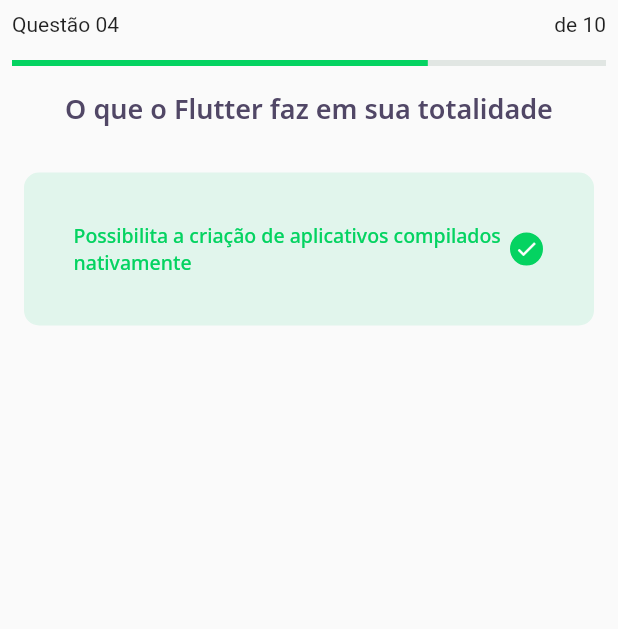
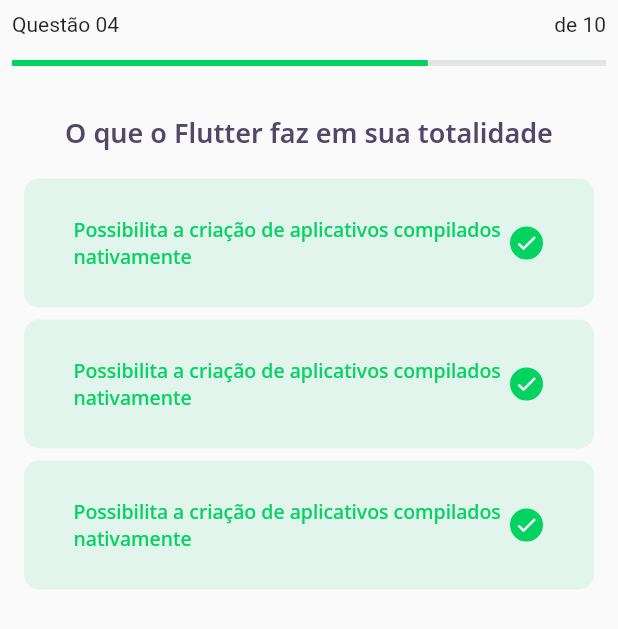
Before and after one commit to wstagf/NLW5-Flutter, a Flutter app: the screen it shows after launch, on a phone screen of 412 x 824 dp. Shown: the top 629 px of the screen. Run offline on Flutter 3.47's test engine with Material 2 defaults, Android fonts, the phone set to English and light mode, and no system bars; our stand-ins replace google_fonts.

Commit message:
estilizado espacamento

```diff
--- a/lib/challenge/widget/awnser/awnser_widget.dart
+++ b/lib/challenge/widget/awnser/awnser_widget.dart
@@ -33,8 +33,10 @@ class AwnserWidget extends StatelessWidget {
 
   @override
   Widget build(BuildContext context) {
-    return Container(
-      padding: EdgeInsets.all(16),
+    return Padding(
+      padding: const EdgeInsets.symmetric(vertical: 4),
+      child: Container(
+        padding: EdgeInsets.symmetric(horizontal: 16, vertical: 8),
         decoration: BoxDecoration(
           color: isSelected ? _selectedColorCardRight : AppColors.white,
           borderRadius: BorderRadius.circular(10),
@@ -79,6 +81,7 @@ class AwnserWidget extends StatelessWidget {
             ],
           ),
         ),
+      ),
     );
   }
 }
--- a/lib/challenge/widget/quiz_widget/quiz_widget.dart
+++ b/lib/challenge/widget/quiz_widget/quiz_widget.dart
@@ -10,6 +10,7 @@ class QuizWidget extends StatelessWidget {
   @override
   Widget build(BuildContext context) {
     return Container(
+      padding: EdgeInsets.all(16),
       child: Column(
         children: [
           Text(
@@ -19,15 +20,24 @@ class QuizWidget extends StatelessWidget {
           SizedBox(
             height: 14,
           ),
-          Padding(
-            padding: const EdgeInsets.all(16.0),
-            child: AwnserWidget(
-              title:
-                  "Possibilita a criação de aplicativos compilados nativamente",
-              isRight: true,
-              isSelected: true,
-            ),
-          )
+          AwnserWidget(
+            title:
+                "Possibilita a criação de aplicativos compilados nativamente",
+            isRight: true,
+            isSelected: true,
+          ),
+          AwnserWidget(
+            title:
+                "Possibilita a criação de aplicativos compilados nativamente",
+            isRight: true,
+            isSelected: true,
+          ),
+          AwnserWidget(
+            title:
+                "Possibilita a criação de aplicativos compilados nativamente",
+            isRight: true,
+            isSelected: true,
+          ),
         ],
       ),
     );
```
Lines whose indentation alone changed are shown as unchanged.
